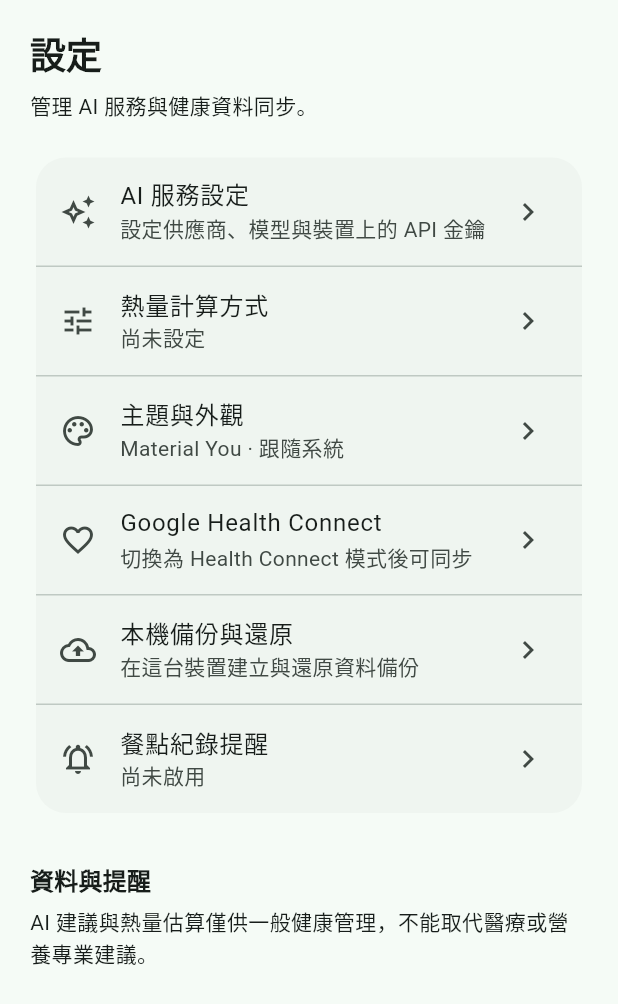
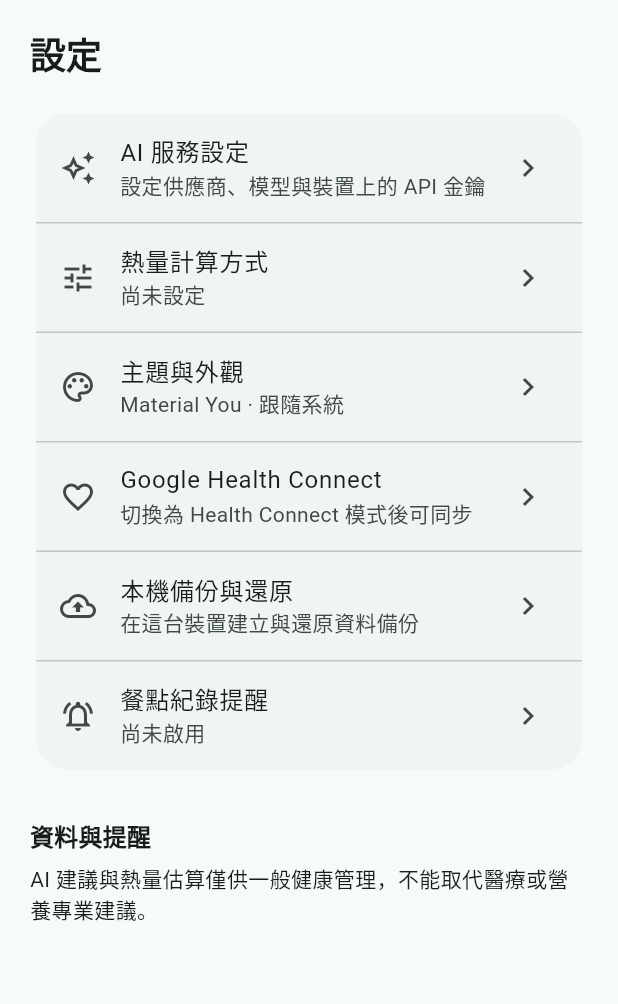
Before and after one commit to Xuan080731/light-coach, a Flutter app: the _SettingsPage widget shown alone on an empty page, opened directly, on a phone screen of 412 x 824 dp. Shown: the top 1004 px of the screen. Run offline on Flutter 3.47's test engine with Material 3 defaults, Android fonts, the phone set to English and light mode, and no system bars; drawn by our look-alikes of dynamic_color; our stand-ins replace file_picker, flutter_local_notifications, flutter_secure_storage, flutter_timezone, image_picker, permission_handler and 2 more; missing offline and left inert: health; accounts and stored records are empty.

Commit message:
Remove settings page subtitle

```diff
--- a/mobile/lib/app/diet_coach_app.dart
+++ b/mobile/lib/app/diet_coach_app.dart
@@ -373,8 +373,6 @@ class _SettingsPage extends StatelessWidget {
               .textTheme
               .headlineSmall
               ?.copyWith(fontWeight: FontWeight.bold)),
-      const SizedBox(height: 8),
-      const Text('管理 AI 服務與健康資料同步。'),
       const SizedBox(height: 20),
       Card(
           child: Column(children: [
```
